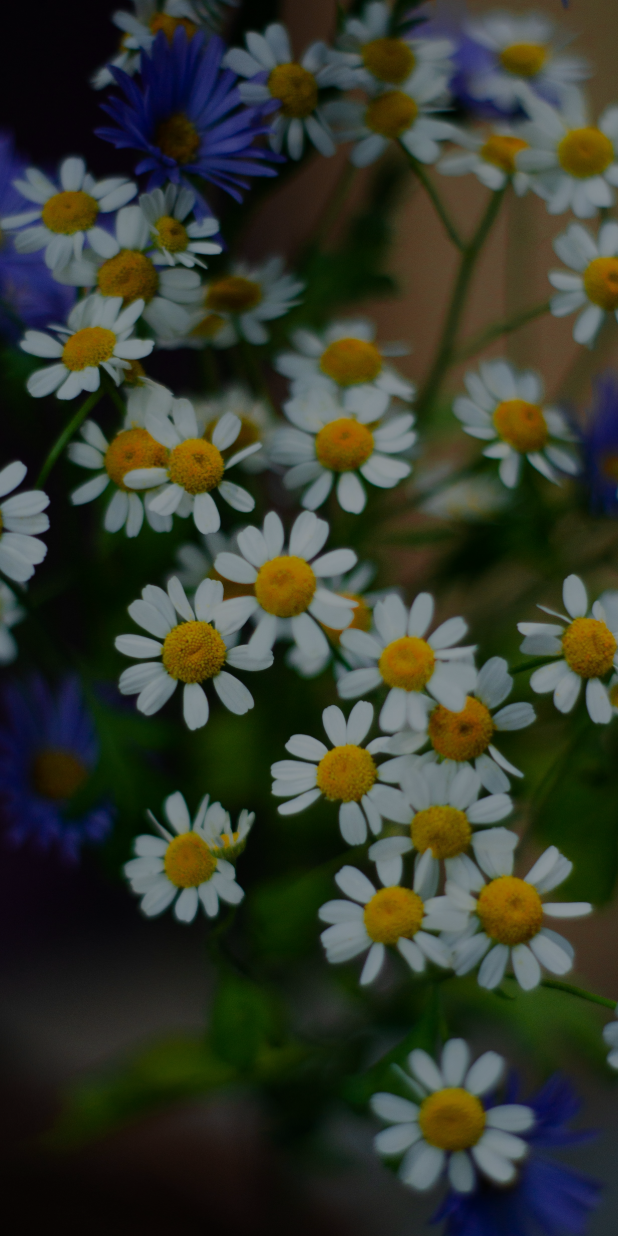
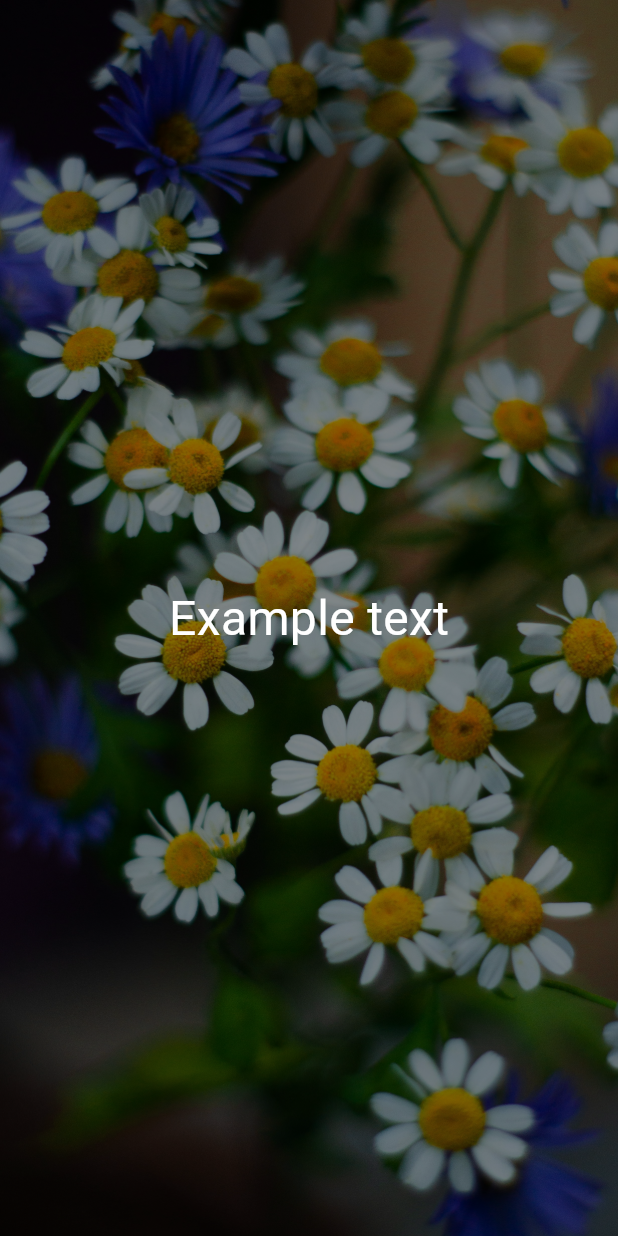
Before and after one commit to abdymazhittoretay/daily_quote_app, a Flutter app: the screen it shows after launch, on a phone screen of 412 x 824 dp. Run offline on Flutter 3.47's test engine with Material 3 defaults, Android fonts, the phone set to English and light mode, and no system bars.

Commit message:
added stack with "quote" text widget

```diff
--- a/lib/pages/home_page.dart
+++ b/lib/pages/home_page.dart
@@ -39,8 +39,19 @@ class _HomePageState extends State<HomePage> {
           image: DecorationImage(
             image: AssetImage(selectedImage),
             fit: BoxFit.cover,
-            colorFilter: ColorFilter.mode(Colors.black38, BlendMode.darken),
+            colorFilter: ColorFilter.mode(Colors.black45, BlendMode.darken),
           ),
+        ),
+        child: Stack(
+          children: [
+            Align(
+              alignment: Alignment.center,
+              child: Text("Example text", style: TextStyle(
+                color: Colors.white,
+                fontSize: 32.0
+              ),),
+            )
+          ],
         ),
       ),
     );
```
